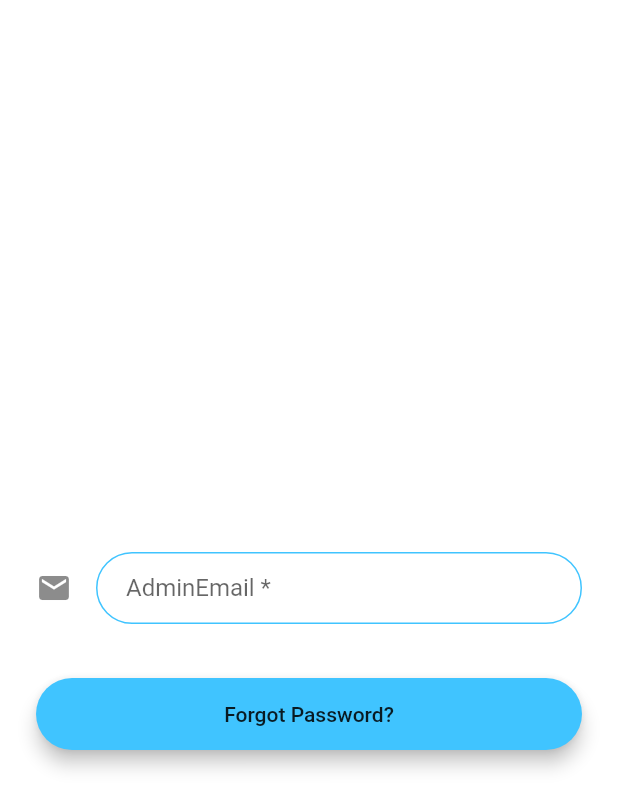
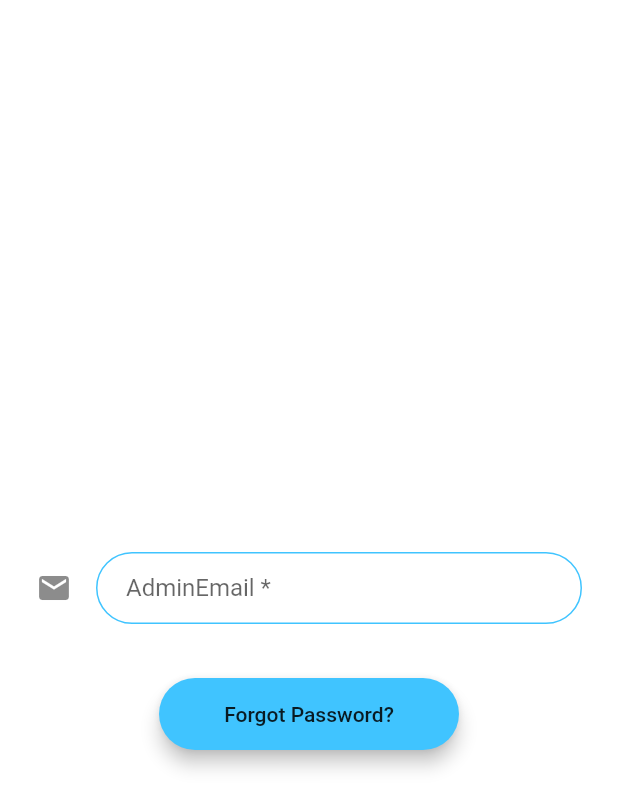
Before and after one commit to chetanshivaji/talukaAdmin, a Flutter app: the forgotPasswordScreen screen opened by its route, on a phone screen of 412 x 824 dp. Shown: the top 809 px of the screen. Run offline on Flutter 3.47's test engine with Material 2 defaults, Android fonts, the phone set to English and light mode, and no system bars; our stand-ins replace cloud_firestore, firebase_auth, firebase_core; accounts and stored records are empty.

Commit message:
beautify removed stretch

```diff
--- a/lib/screen/welcome_login/forgotPassword.dart
+++ b/lib/screen/welcome_login/forgotPassword.dart
@@ -27,7 +27,6 @@ class _forgotPasswordScreenState extends State<forgotPasswordScreen> {
           key: _formforgotPasswordKey,
           child: Column(
             mainAxisAlignment: MainAxisAlignment.center,
-            crossAxisAlignment: CrossAxisAlignment.stretch,
             children: <Widget>[
               Padding(
                 padding: EdgeInsets.only(top: 60),
--- a/lib/screen/welcome_login/login_screen.dart
+++ b/lib/screen/welcome_login/login_screen.dart
@@ -30,7 +30,6 @@ class _LoginScreenState extends State<LoginScreen> {
           key: _formLoginKey,
           child: Column(
             mainAxisAlignment: MainAxisAlignment.center,
-            crossAxisAlignment: CrossAxisAlignment.stretch,
             children: <Widget>[
               Padding(
                 padding: EdgeInsets.only(top: 60),
--- a/lib/screen/welcome_login/registration_screen.dart
+++ b/lib/screen/welcome_login/registration_screen.dart
@@ -107,7 +107,6 @@ class _RegistrationScreenState extends State<RegistrationScreen> {
               key: _formRegKey,
               child: Column(
                 mainAxisAlignment: MainAxisAlignment.center,
-                crossAxisAlignment: CrossAxisAlignment.stretch,
                 children: <Widget>[
                   Padding(
                     padding: EdgeInsets.only(top: 60),
```
